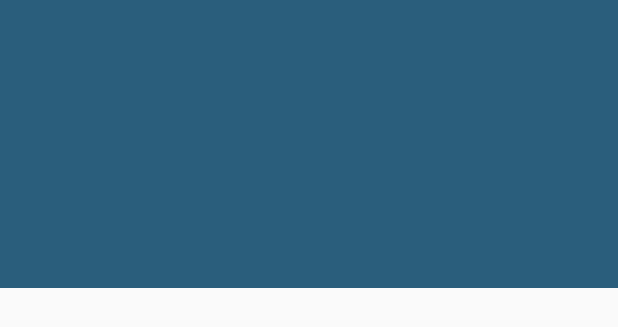
After one commit to kmiloarguello/adventure-machine-android, an Android app: the layout applayout_toolbar.xml on its own in the app's theme, with its tools: preview values and no code run, on a phone screen of 412 x 824 dp. The commit adds this screen. Shown: the top 327 px of the screen. Run offline under Robolectric (Android 15) with nearby library versions, the phone set to English and light mode, and no system bars.

Commit message:
Layout for login, sign up with Toolbar

```diff
--- a/app/src/main/AndroidManifest.xml
+++ b/app/src/main/AndroidManifest.xml
@@ -17,7 +17,8 @@
             </intent-filter>
         </activity>
         <activity android:name=".view.LoginActivity" />
-        <activity android:name=".view.HomeActivity"></activity>
+        <activity android:name=".view.HomeActivity" />
+        <activity android:name=".view.SignupActivity"></activity>
     </application>
 
 </manifest>
--- /dev/null
+++ b/app/src/main/res/layout/applayout_toolbar.xml
@@ -0,0 +1,37 @@
+<?xml version="1.0" encoding="utf-8"?>
+<android.support.design.widget.CoordinatorLayout xmlns:android="http://schemas.android.com/apk/res/android"
+    xmlns:app="http://schemas.android.com/apk/res-auto"
+    android:layout_width="match_parent"
+    android:layout_height="match_parent">
+
+    <android.support.design.widget.AppBarLayout
+        android:id="@+id/appbar"
+        android:layout_height="192dp"
+        android:layout_width="match_parent">
+
+        <android.support.design.widget.CollapsingToolbarLayout
+            android:layout_width="match_parent"
+            android:layout_height="match_parent"
+            app:toolbarId="@+id/toolbar"
+            app:layout_scrollFlags="scroll|exitUntilCollapsed"
+            app:contentScrim="?attr/colorPrimary">
+
+            <android.support.v7.widget.Toolbar
+                android:id="@+id/toolbar"
+                android:layout_height="?attr/actionBarSize"
+                android:layout_width="match_parent"></android.support.v7.widget.Toolbar>
+        </android.support.design.widget.CollapsingToolbarLayout>
+    </android.support.design.widget.AppBarLayout>
+
+    <android.support.v4.widget.NestedScrollView
+        android:layout_width="match_parent"
+        android:layout_height="match_parent"
+        app:layout_behavior="android.support.design.widget.AppBarLayout$ScrollingViewBehavior">
+
+        <android.support.constraint.ConstraintLayout
+            android:layout_width="match_parent"
+            android:layout_height="match_parent">
+
+        </android.support.constraint.ConstraintLayout>
+    </android.support.v4.widget.NestedScrollView>
+</android.support.design.widget.CoordinatorLayout>
--- a/app/src/main/res/values/colors.xml
+++ b/app/src/main/res/values/colors.xml
@@ -1,7 +1,7 @@
 <?xml version="1.0" encoding="utf-8"?>
 <resources>
-    <color name="colorPrimary">#152137</color>
-    <color name="colorPrimaryDark">#152137</color>
+    <color name="colorPrimary">#2a5e7c</color>
+    <color name="colorPrimaryDark">#1b465f</color>
     <!--<color name="colorPrimaryDark">#0e1626</color>-->
     <color name="colorAccent">#FFF</color>
     <color name="editTextHint">#DDD</color>
```
Also changed, not shown: app/src/main/java/xyz/camiloarguello/phrases/view/LoginActivity.java (+7 -0 lines), app/src/main/java/xyz/camiloarguello/phrases/view/SignupActivity.java (added, +31 -0 lines), app/src/main/res/layout/activity_login.xml (+29 -4 lines), app/src/main/res/layout/activity_signup.xml (added, +171 -0 lines), app/src/main/res/values/styles.xml (+5 -2 lines).
